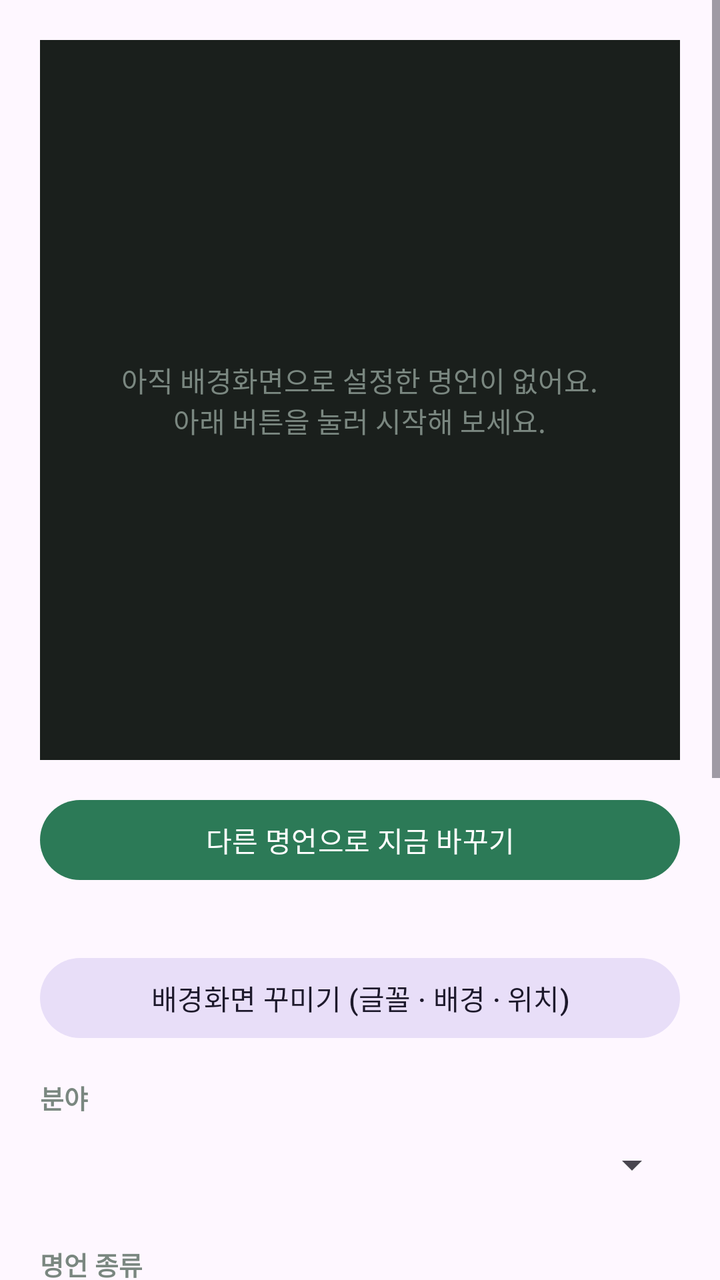
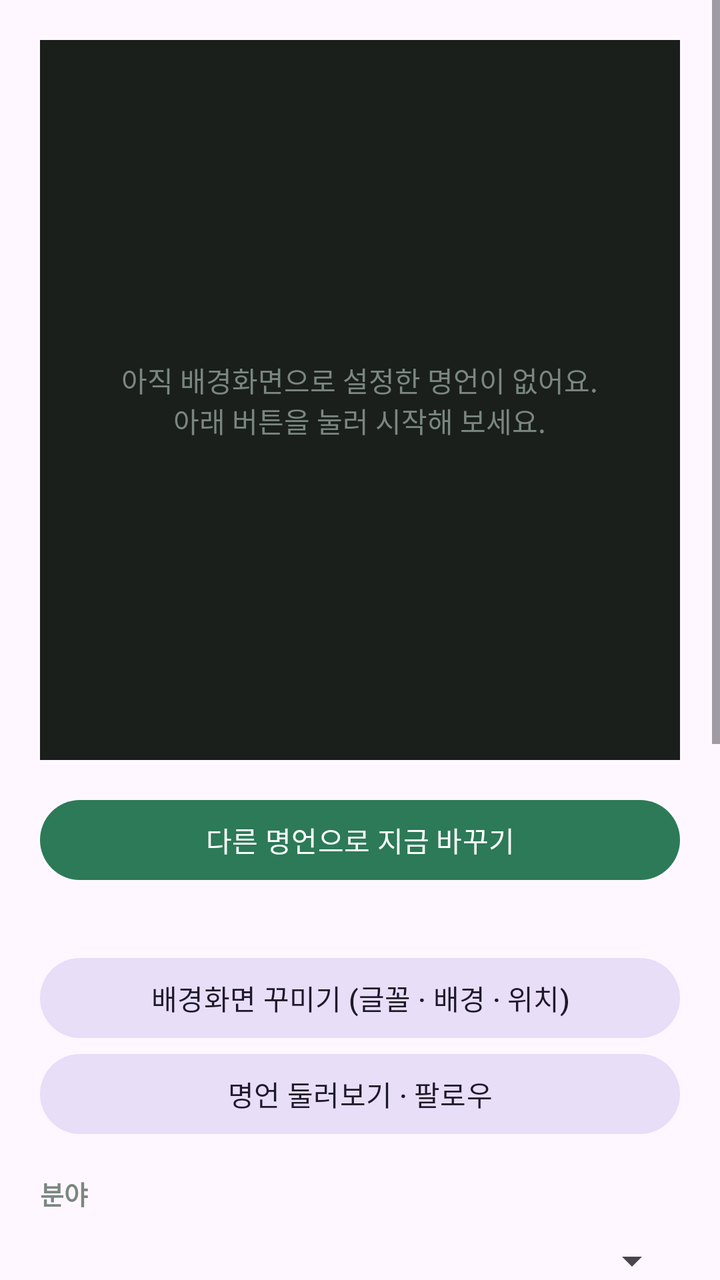

The first picture is an Android layout as it rendered before a commit; the second is the same layout after the commit. The layout source and the unified diff follow.
<!-- AndroidManifest.xml: application theme Theme.QuoteWallpaper -->
<!-- res/layout/activity_main.xml -->
<?xml version="1.0" encoding="utf-8"?>
<ScrollView xmlns:android="http://schemas.android.com/apk/res/android"
    android:layout_width="match_parent"
    android:layout_height="match_parent">

    <LinearLayout
        android:layout_width="match_parent"
        android:layout_height="wrap_content"
        android:orientation="vertical"
        android:padding="20dp">

        <FrameLayout
            android:layout_width="match_parent"
            android:layout_height="360dp"
            android:background="@color/preview_bg">

            <ImageView
                android:id="@+id/preview"
                android:layout_width="wrap_content"
                android:layout_height="match_parent"
                android:layout_gravity="center"
                android:adjustViewBounds="true"
                android:contentDescription="@string/preview_desc"
                android:visibility="gone" />

            <TextView
                android:id="@+id/previewEmpty"
                android:layout_width="wrap_content"
                android:layout_height="wrap_content"
                android:layout_gravity="center"
                android:gravity="center"
                android:padding="24dp"
                android:text="@string/preview_empty"
                android:textColor="@color/muted" />
        </FrameLayout>

        <Button
            android:id="@+id/btnChange"
            android:layout_width="match_parent"
            android:layout_height="wrap_content"
            android:layout_marginTop="16dp"
            android:text="@string/change_now" />

        <TextView
            android:id="@+id/status"
            android:layout_width="match_parent"
            android:layout_height="wrap_content"
            android:layout_marginTop="4dp"
            android:gravity="center"
            android:textColor="@color/muted" />

        <Button
            android:id="@+id/btnDesign"
            style="@style/Widget.Material3.Button.TonalButton"
            android:layout_width="match_parent"
            android:layout_height="wrap_content"
            android:layout_marginTop="8dp"
            android:text="@string/open_design" />

        <TextView
            style="@style/Label"
            android:text="@string/label_category" />

        <Spinner
            android:id="@+id/spinnerCategory"
            android:layout_width="match_parent"
            android:layout_height="48dp" />

        <TextView
            style="@style/Label"
            android:text="@string/label_source" />

        <Spinner
            android:id="@+id/spinnerSource"
            android:layout_width="match_parent"
            android:layout_height="48dp" />

        <TextView
            style="@style/Label"
            android:text="@string/label_target" />

        <Spinner
            android:id="@+id/spinnerTarget"
            android:layout_width="match_parent"
            android:layout_height="48dp" />

        <TextView
            style="@style/Label"
            android:text="@string/label_interval" />

        <Spinner
            android:id="@+id/spinnerInterval"
            android:layout_width="match_parent"
            android:layout_height="48dp" />

        <com.google.android.material.materialswitch.MaterialSwitch
            android:id="@+id/switchAuto"
            android:layout_width="match_parent"
            android:layout_height="wrap_content"
            android:layout_marginTop="16dp"
            android:text="@string/auto_switch"
            android:textSize="16sp" />

        <Button
            android:id="@+id/btnQuotes"
            style="@style/Widget.Material3.Button.OutlinedButton"
            android:layout_width="match_parent"
            android:layout_height="wrap_content"
            android:layout_marginTop="24dp"
            android:text="@string/open_quotes" />

        <TextView
            android:id="@+id/versionText"
            android:layout_width="match_parent"
            android:layout_height="wrap_content"
            android:layout_marginTop="24dp"
            android:gravity="center"
            android:textColor="@color/muted"
            android:textSize="12sp" />
    </LinearLayout>
</ScrollView>
<!-- resources referenced by this layout -->
<resources>
  <color name="muted">#7A8780</color>
  <color name="preview_bg">#1A1F1C</color>
  <string name="auto_switch">자동으로 바꾸기</string>
  <string name="change_now">다른 명언으로 지금 바꾸기</string>
  <string name="label_category">분야</string>
  <string name="label_interval">자동 변경 주기</string>
  <string name="label_source">명언 종류</string>
  <string name="label_target">적용할 화면</string>
  <string name="open_design">배경화면 꾸미기 (글꼴 · 배경 · 위치)</string>
  <string name="open_quotes">명언 고르기 · 내 명언함</string>
  <string name="preview_desc">지금 배경화면 미리보기</string>
  <string name="preview_empty">아직 배경화면으로 설정한 명언이 없어요.\n아래 버튼을 눌러 시작해 보세요.</string>
  <style name="Label">
          <item name="android:layout_width">match_parent</item>
          <item name="android:layout_height">wrap_content</item>
          <item name="android:layout_marginTop">16dp</item>
          <item name="android:textSize">13sp</item>
          <item name="android:textStyle">bold</item>
          <item name="android:textColor">@color/muted</item>
      </style>
  <style name="Theme.QuoteWallpaper" parent="Theme.Material3.DayNight">
          <item name="colorPrimary">@color/brand</item>
          <item name="colorOnPrimary">#FFFFFF</item>
      </style>
  <color name="brand">#2C7A57</color>
</resources>

<!-- the commit's change to res/layout/activity_main.xml (unified diff, before → after) -->
@@ -56,6 +56,13 @@
             android:layout_height="wrap_content"
             android:layout_marginTop="8dp"
             android:text="@string/open_design" />
+
+        <Button
+            android:id="@+id/btnCommunity"
+            style="@style/Widget.Material3.Button.TonalButton"
+            android:layout_width="match_parent"
+            android:layout_height="wrap_content"
+            android:text="@string/open_community" />
 
         <TextView
             style="@style/Label"
<!-- resource entries referenced after the edit -->
@@ -8,6 +8,7 @@
   <string name="label_interval">자동 변경 주기</string>
   <string name="label_source">명언 종류</string>
   <string name="label_target">적용할 화면</string>
+  <string name="open_community">명언 둘러보기 · 팔로우</string>
   <string name="open_design">배경화면 꾸미기 (글꼴 · 배경 · 위치)</string>
   <string name="open_quotes">명언 고르기 · 내 명언함</string>
   <string name="preview_desc">지금 배경화면 미리보기</string>
